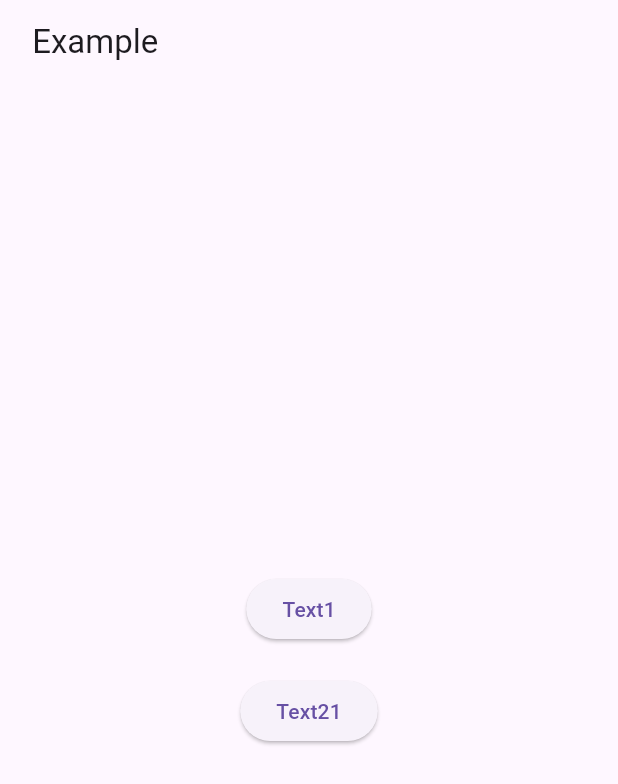
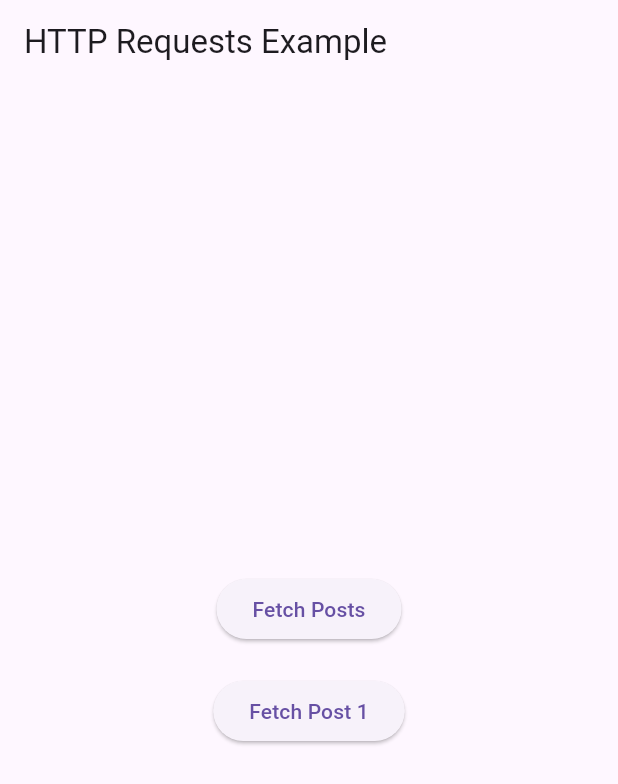
Before and after one commit to rrama19a/last, a Flutter app: the screen it shows after launch, on a phone screen of 412 x 824 dp. Shown: the top 784 px of the screen. Run offline on Flutter 3.47's test engine with Material 3 defaults, Android fonts, the phone set to English and light mode, and no system bars; our stand-ins replace dio.

Commit message:
Update main.dart

```diff
--- a/lib/main.dart
+++ b/lib/main.dart
@@ -35,7 +35,7 @@ class HomePage extends StatelessWidget {
   Widget build(BuildContext context) {
     return Scaffold(
       appBar: AppBar(
-        title: Text(' Example'),
+        title: Text('HTTP Requests Example'),
       ),
       body: Center(
         child: Column(
@@ -43,12 +43,12 @@ class HomePage extends StatelessWidget {
           children: <Widget>[
             ElevatedButton(
               onPressed: () => _navigateToShowDataScreen(context, fetchPosts),
-              child: Text('Text1'),
+              child: Text('Fetch Posts'),
             ),
             SizedBox(height: 20),
             ElevatedButton(
               onPressed: () => _navigateToShowDataScreen(context, fetchPost),
-              child: Text('Text21'),
+              child: Text('Fetch Post 1'),
             ),
           ],
         ),
@@ -72,7 +72,7 @@ class ShowDataScreen extends StatelessWidget {
   Widget build(BuildContext context) {
     return Scaffold(
       appBar: AppBar(
-        title: Text('baza'),
+        title: Text('Data'),
       ),
       body: FutureBuilder<dynamic>(
         future: fetchData(),
```
